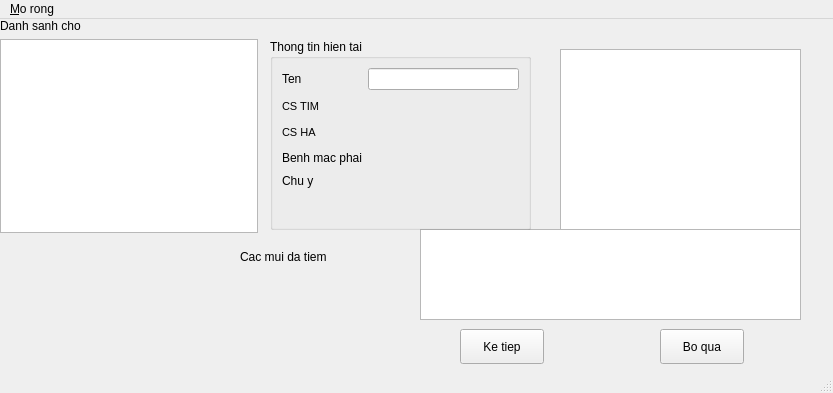
Before: the Qt Designer form tiemngua.ui in xdien/tcmr, drawn with Qt 5.
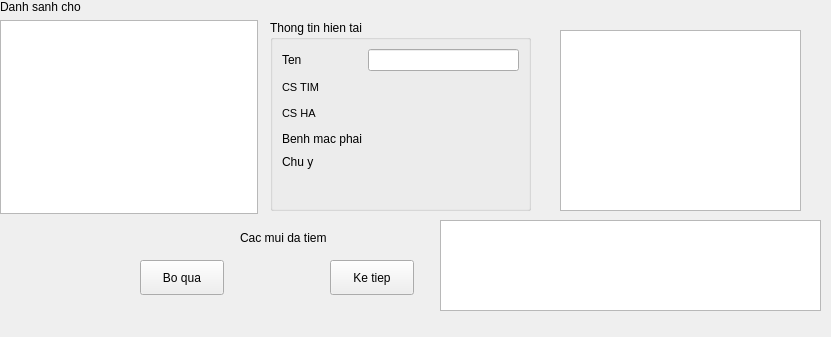
After: the same form once the commit is applied.

Patch:
```diff
--- a/tiemngua.ui
+++ b/tiemngua.ui
@@ -6,8 +6,8 @@
    <rect>
     <x>0</x>
     <y>0</y>
-    <width>833</width>
-    <height>393</height>
+    <width>831</width>
+    <height>337</height>
    </rect>
   </property>
   <property name="windowTitle">
@@ -17,8 +17,8 @@
    <widget class="QPushButton" name="pushButton">
     <property name="geometry">
      <rect>
-      <x>660</x>
-      <y>310</y>
+      <x>140</x>
+      <y>260</y>
       <width>84</width>
       <height>35</height>
      </rect>
@@ -30,8 +30,8 @@
    <widget class="QPushButton" name="pushButton_2">
     <property name="geometry">
      <rect>
-      <x>460</x>
-      <y>310</y>
+      <x>330</x>
+      <y>260</y>
       <width>84</width>
       <height>35</height>
      </rect>
@@ -66,8 +66,8 @@
    <widget class="QTreeView" name="treeView">
     <property name="geometry">
      <rect>
-      <x>420</x>
-      <y>210</y>
+      <x>440</x>
+      <y>220</y>
       <width>381</width>
       <height>91</height>
      </rect>
@@ -280,24 +280,6 @@
     </property>
    </widget>
   </widget>
-  <widget class="QMenuBar" name="menubar">
-   <property name="geometry">
-    <rect>
-     <x>0</x>
-     <y>0</y>
-     <width>833</width>
-     <height>19</height>
-    </rect>
-   </property>
-   <widget class="QMenu" name="menuMo_rong">
-    <property name="title">
-     <string>&amp;Mo rong</string>
-    </property>
-    <addaction name="actionChon_nguoi_khong_theo_tt"/>
-   </widget>
-   <addaction name="menuMo_rong"/>
-  </widget>
-  <widget class="QStatusBar" name="statusbar"/>
   <action name="actionChon_nguoi_khong_theo_tt">
    <property name="text">
     <string>&amp;Danh sach bo qua</string>
```
